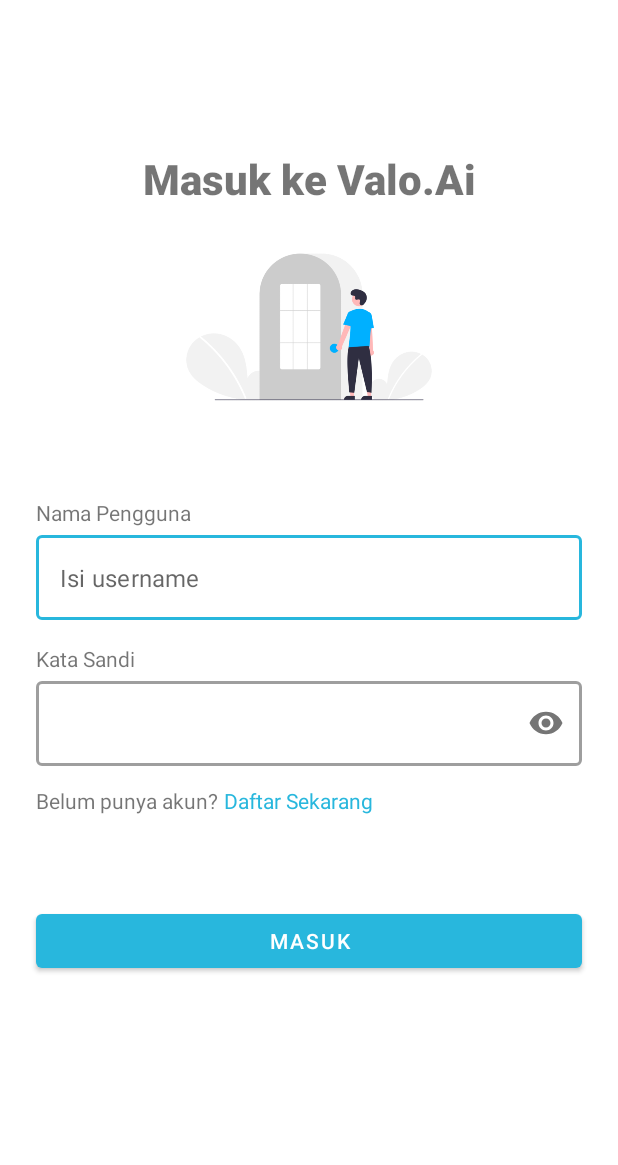
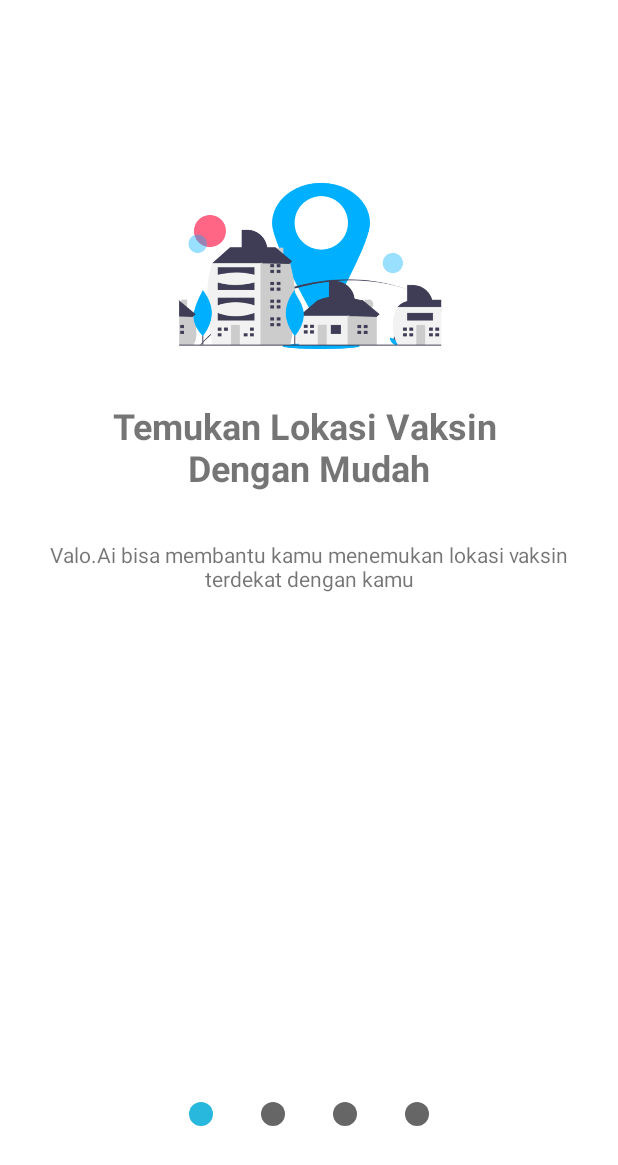
Before and after one commit to mutakin-san/valo.ai, an Android app: the screen it shows after launch (MainActivity before the commit, OnBoardingActivity after it), on a phone screen of 412 x 824 dp. Shown: the top 1165 px of the screen. Run offline under Robolectric (Android 15) with nearby library versions, the phone set to English and light mode, and no system bars.

Commit message:
Create OnBoardingActivity.kt with Data Store Preference

```diff
--- a/app/src/main/java/com/capstone/valoai/MainActivity.kt
+++ /dev/null
@@ -1,11 +0,0 @@
-package com.capstone.valoai
-
-import androidx.appcompat.app.AppCompatActivity
-import android.os.Bundle
-
-class MainActivity : AppCompatActivity() {
-    override fun onCreate(savedInstanceState: Bundle?) {
-        super.onCreate(savedInstanceState)
-        setContentView(R.layout.login_layout)
-    }
-}
--- /dev/null
+++ b/app/src/main/java/com/capstone/valoai/data/local/OnBoardPref.kt
@@ -0,0 +1,39 @@
+package com.capstone.valoai.data.local
+
+import android.content.Context
+import androidx.datastore.core.DataStore
+import androidx.datastore.preferences.core.Preferences
+import androidx.datastore.preferences.core.booleanPreferencesKey
+import androidx.datastore.preferences.core.edit
+import androidx.datastore.preferences.core.emptyPreferences
+import androidx.datastore.preferences.preferencesDataStore
+import kotlinx.coroutines.flow.catch
+import kotlinx.coroutines.flow.map
+import java.io.IOException
+
+
+private const val ONBOARD_PREF = "onboard_pref"
+val Context.datastore by preferencesDataStore(name = ONBOARD_PREF)
+
+class OnBoardPref(private val datastore: DataStore<Preferences>) {
+    private val isFirstLaunched = booleanPreferencesKey(("is_first_launched"))
+
+    val launchStatus
+        get() = datastore.data.catch { exception ->
+            if (exception is IOException) {
+                emit(emptyPreferences())
+            } else {
+                throw exception
+            }
+        }.map { preferences ->
+            preferences[isFirstLaunched] ?: true
+        }
+
+
+    suspend fun updateIsFirstLaunchedToFalse() {
+        datastore.edit { preferences ->
+            preferences[isFirstLaunched] = false
+        }
+    }
+
+}
--- /dev/null
+++ b/app/src/main/java/com/capstone/valoai/data/models/OnBoardingModel.kt
@@ -0,0 +1,8 @@
+package com.capstone.valoai.data.models
+
+import android.os.Parcelable
+import kotlinx.parcelize.Parcelize
+
+@Parcelize
+data class OnBoardingModel(val imageId: Int, val title: String, val description: String) :
+    Parcelable
--- /dev/null
+++ b/app/src/main/java/com/capstone/valoai/ui/MainActivity.kt
@@ -0,0 +1,36 @@
+package com.capstone.valoai.ui
+
+import android.content.Intent
+import androidx.appcompat.app.AppCompatActivity
+import android.os.Bundle
+import androidx.lifecycle.lifecycleScope
+import com.capstone.valoai.R
+import com.capstone.valoai.data.local.OnBoardPref
+import com.capstone.valoai.data.local.datastore
+import kotlinx.coroutines.flow.collectLatest
+import kotlinx.coroutines.launch
+
+class MainActivity : AppCompatActivity() {
+    private val onBoardPref: OnBoardPref by lazy {
+        OnBoardPref(this.datastore)
+    }
+    override fun onCreate(savedInstanceState: Bundle?) {
+        super.onCreate(savedInstanceState)
+        lifecycleScope.launch {
+            onBoardPref.launchStatus.collectLatest { status ->
+                if(status) {
+                    val intent = Intent(this@MainActivity, OnBoardingActivity::class.java)
+                    intent.addFlags(Intent.FLAG_ACTIVITY_CLEAR_TOP or Intent.FLAG_ACTIVITY_NEW_TASK)
+                    intent.addFlags(Intent.FLAG_ACTIVITY_CLEAR_TASK)
+                    startActivity(intent)
+                    onBoardPref.updateIsFirstLaunchedToFalse()
+                    finish()
+                }
+            }
+        }
+
+
+
+        setContentView(R.layout.login_layout)
+    }
+}
--- /dev/null
+++ b/app/src/main/java/com/capstone/valoai/ui/OnBoardingActivity.kt
@@ -0,0 +1,66 @@
+package com.capstone.valoai.ui
+
+import android.content.Intent
+import android.graphics.Color
+import android.os.Bundle
+import android.util.Log
+import android.view.View
+import androidx.appcompat.app.AppCompatActivity
+import androidx.core.content.res.ResourcesCompat
+import androidx.viewpager2.widget.ViewPager2
+import com.capstone.valoai.R
+import com.capstone.valoai.databinding.ActivityOnBoardingBinding
+import com.capstone.valoai.ui.fragments.OnBoardingAdapter
+import com.google.android.material.tabs.TabLayoutMediator
+
+class OnBoardingActivity : AppCompatActivity() {
+
+    private lateinit var binding: ActivityOnBoardingBinding
+    private val pageChangeCallback = object : ViewPager2.OnPageChangeCallback() {
+        override fun onPageSelected(position: Int) {
+            if (position == OnBoardingAdapter.pages.size - 1){
+                binding.dotIndicators.visibility = View.GONE
+                binding.btnGetStarted.visibility = View.VISIBLE
+            }else {
+                binding.dotIndicators.visibility = View.VISIBLE
+                binding.btnGetStarted.visibility = View.GONE
+            }
+        }
+    }
+    override fun onCreate(savedInstanceState: Bundle?) {
+        super.onCreate(savedInstanceState)
+
+        window.statusBarColor = Color.TRANSPARENT
+
+        binding = ActivityOnBoardingBinding.inflate(layoutInflater)
+
+        setContentView(binding.root)
+
+
+        binding.onboardingViewPager.adapter = OnBoardingAdapter(this, OnBoardingAdapter.pages.size)
+        binding.onboardingViewPager.registerOnPageChangeCallback(pageChangeCallback)
+        TabLayoutMediator(binding.dotIndicators, binding.onboardingViewPager) { tab, _ ->
+            tab.icon = ResourcesCompat.getDrawable(resources, R.drawable.default_dot_indicator, null)
+            if(tab.isSelected){
+                tab.icon = ResourcesCompat.getDrawable(resources, R.drawable.active_dot_indicator, null)
+            }
+        }.attach()
+
+
+        binding.btnGetStarted.setOnClickListener {
+            val intent = Intent(this@OnBoardingActivity, MainActivity::class.java)
+            intent.addFlags(Intent.FLAG_ACTIVITY_CLEAR_TOP or Intent.FLAG_ACTIVITY_NEW_TASK)
+            intent.addFlags(Intent.FLAG_ACTIVITY_CLEAR_TASK)
+            startActivity(intent)
+            finish()
+        }
+
+
+    }
+
+
+    override fun onDestroy() {
+        super.onDestroy()
+        binding.onboardingViewPager.unregisterOnPageChangeCallback(pageChangeCallback)
+    }
+}
--- a/app/src/main/java/com/capstone/valoai/SplashScreenActivity.kt
+++ b/app/src/main/java/com/capstone/valoai/ui/SplashScreenActivity.kt
@@ -1,4 +1,4 @@
-package com.capstone.valoai
+package com.capstone.valoai.ui
 
 import android.annotation.SuppressLint
 import android.content.Intent
--- /dev/null
+++ b/app/src/main/java/com/capstone/valoai/ui/fragments/OnBoardingAdapter.kt
@@ -0,0 +1,48 @@
+package com.capstone.valoai.ui.fragments
+
+import androidx.appcompat.app.AppCompatActivity
+import androidx.fragment.app.Fragment
+import androidx.viewpager2.adapter.FragmentStateAdapter
+import com.capstone.valoai.R
+import com.capstone.valoai.data.models.OnBoardingModel
+
+class OnBoardingAdapter(activity: AppCompatActivity, private val itemsCount: Int) :
+    FragmentStateAdapter(activity) {
+    companion object {
+
+        val pages: List<OnBoardingModel> = listOf(
+            OnBoardingModel(
+                R.drawable.page1,
+                "Temukan Lokasi Vaksin \n" +
+                        "Dengan Mudah",
+                "Valo.Ai bisa membantu kamu menemukan lokasi vaksin terdekat dengan kamu"
+            ),
+            OnBoardingModel(
+                R.drawable.page2,
+                "Rekomendasi jenis Vaksin\n" +
+                        "yang cocok buat kamu",
+                "Valo.Ai bisa membantu kamu mengetahui\n" +
+                        "jenis vaksin yang cocok buat kamu dan menemukan lokasi vaksin yang sesuai rekomendasi."
+            ),
+            OnBoardingModel(
+                R.drawable.page3,
+                "Menampilkan lokasi vaksin\n" +
+                        "dengan map",
+                "Valo.Ai bisa membantu kamu melihat lokasi pada map."
+            ),
+            OnBoardingModel(
+                R.drawable.ic_logo,
+                "Selamat Datang\nDi Valo.Ai",
+                ""
+            ),
+        )
+    }
+
+    override fun getItemCount(): Int {
+        return itemsCount
+    }
+
+    override fun createFragment(position: Int): Fragment {
+        return OnBoardingItemFragment.newInstance(pages[position])
+    }
+}
--- /dev/null
+++ b/app/src/main/java/com/capstone/valoai/ui/fragments/OnBoardingItemFragment.kt
@@ -0,0 +1,63 @@
+package com.capstone.valoai.ui.fragments
+
+import android.graphics.drawable.Drawable
+import android.os.Bundle
+import android.view.LayoutInflater
+import android.view.View
+import android.view.ViewGroup
+import android.widget.TextView
+import androidx.core.content.res.ResourcesCompat
+import androidx.fragment.app.Fragment
+import com.capstone.valoai.R
+import com.capstone.valoai.data.models.OnBoardingModel
+import com.capstone.valoai.databinding.FragmentOnboardingItemBinding
+
+private const val PAGE = "page"
+
+class OnBoardingItemFragment : Fragment() {
+
+    private lateinit var binding: FragmentOnboardingItemBinding
+
+    private var page: OnBoardingModel? = null
+
+
+    private fun getDrawable(id: Int): Drawable? {
+        return ResourcesCompat.getDrawable(resources, id, null)
+    }
+
+    override fun onCreate(savedInstanceState: Bundle?) {
+        super.onCreate(savedInstanceState)
+        arguments?.let {
+            page = it.getParcelable(PAGE)
+        }
+    }
+
+    override fun onCreateView(
+        inflater: LayoutInflater, container: ViewGroup?,
+        savedInstanceState: Bundle?
+    ): View {
+        binding = FragmentOnboardingItemBinding.inflate(inflater)
+        return binding.root
+    }
+
+    override fun onViewCreated(view: View, savedInstanceState: Bundle?) {
+        super.onViewCreated(view, savedInstanceState)
+
+
+        binding.title.text = page?.title
+        binding.description.text = page?.description
+        binding.illustration.setImageDrawable(page?.imageId?.let { getDrawable(it) })
+
+    }
+
+    companion object {
+
+        @JvmStatic
+        fun newInstance(page: OnBoardingModel) =
+            OnBoardingItemFragment().apply {
+                arguments = Bundle().apply {
+                    putParcelable(PAGE, page)
+                }
+            }
+    }
+}
--- /dev/null
+++ b/app/src/main/res/drawable/active_dot_indicator.xml
@@ -0,0 +1,6 @@
+<?xml version="1.0" encoding="utf-8"?>
+<shape xmlns:android="http://schemas.android.com/apk/res/android">
+    <solid android:color="?attr/colorPrimary" />
+    <corners android:radius="32dp" />
+    <size android:width="16dp" android:height="16dp" />
+</shape>
--- /dev/null
+++ b/app/src/main/res/drawable/default_dot_indicator.xml
@@ -0,0 +1,6 @@
+<?xml version="1.0" encoding="utf-8"?>
+<shape xmlns:android="http://schemas.android.com/apk/res/android">
+    <solid android:color="@android:color/darker_gray" />
+    <corners android:radius="32dp" />
+    <size android:width="16dp" android:height="16dp" />
+</shape>
--- a/app/src/main/res/layout/activity_main.xml
+++ b/app/src/main/res/layout/activity_main.xml
@@ -4,7 +4,7 @@
     xmlns:tools="http://schemas.android.com/tools"
     android:layout_width="match_parent"
     android:layout_height="match_parent"
-    tools:context=".MainActivity">
+    tools:context=".ui.MainActivity">
 
     <TextView
         android:layout_width="wrap_content"
--- /dev/null
+++ b/app/src/main/res/layout/activity_on_boarding.xml
@@ -0,0 +1,40 @@
+<?xml version="1.0" encoding="utf-8"?>
+<LinearLayout xmlns:android="http://schemas.android.com/apk/res/android"
+    xmlns:app="http://schemas.android.com/apk/res-auto"
+    xmlns:tools="http://schemas.android.com/tools"
+    android:layout_width="match_parent"
+    android:layout_height="match_parent"
+    android:orientation="vertical"
+    tools:context=".ui.OnBoardingActivity">
+
+    <androidx.viewpager2.widget.ViewPager2
+        android:id="@+id/onboarding_view_pager"
+        android:layout_width="match_parent"
+        android:layout_height="0dp"
+        android:layout_weight="4"/>
+
+
+    <com.google.android.material.tabs.TabLayout
+        android:id="@+id/dot_indicators"
+        android:layout_width="wrap_content"
+        android:layout_gravity="center"
+        android:layout_height="0dp"
+        android:layout_weight="1"
+        android:layout_marginTop="16dp"
+        app:tabRippleColor="@android:color/transparent"
+        android:background="@android:color/transparent"
+        app:tabIndicatorColor="@android:color/transparent" />
+
+
+    <Button
+        android:id="@+id/btn_get_started"
+        android:layout_width="match_parent"
+        android:layout_height="55dp"
+        android:visibility="gone"
+        android:text="@string/get_started"
+        android:layout_marginBottom="24dp"
+        android:layout_marginHorizontal="24dp" />
+
+
+
+</LinearLayout>
--- /dev/null
+++ b/app/src/main/res/layout/fragment_onboarding_item.xml
@@ -0,0 +1,50 @@
+<?xml version="1.0" encoding="utf-8"?>
+<androidx.constraintlayout.widget.ConstraintLayout xmlns:android="http://schemas.android.com/apk/res/android"
+    xmlns:app="http://schemas.android.com/apk/res-auto"
+    xmlns:tools="http://schemas.android.com/tools"
+    android:layout_width="match_parent"
+    android:layout_height="match_parent"
+    tools:context=".ui.fragments.OnBoardingItemFragment">
+
+
+    <ImageView
+        android:id="@+id/illustration"
+        android:layout_width="250dp"
+        android:layout_height="160dp"
+        app:layout_constraintBottom_toBottomOf="parent"
+        app:layout_constraintEnd_toEndOf="parent"
+        app:layout_constraintStart_toStartOf="parent"
+        app:layout_constraintTop_toTopOf="parent"
+        app:layout_constraintVertical_bias="0.19999999"
+        tools:src="@drawable/page1" />
+
+    <TextView
+        android:id="@+id/title"
+        android:layout_width="0dp"
+        android:textAlignment="center"
+        android:layout_height="wrap_content"
+        android:layout_marginStart="24dp"
+        android:layout_marginEnd="24dp"
+        tools:text="Title"
+        android:textSize="24sp"
+        android:textStyle="bold"
+        android:layout_marginTop="10dp"
+        app:layout_constraintEnd_toEndOf="parent"
+        app:layout_constraintStart_toStartOf="parent"
+        app:layout_constraintTop_toBottomOf="@+id/illustration" />
+
+    <TextView
+        android:id="@+id/description"
+        android:layout_width="0dp"
+        android:layout_height="wrap_content"
+        android:layout_marginStart="24dp"
+        android:textAlignment="center"
+        android:layout_marginTop="32dp"
+        android:layout_marginEnd="24dp"
+        tools:text="TextView"
+        app:layout_constraintEnd_toEndOf="parent"
+        app:layout_constraintStart_toStartOf="parent"
+        app:layout_constraintTop_toBottomOf="@+id/title" />
+
+
+</androidx.constraintlayout.widget.ConstraintLayout>
--- a/app/src/main/res/values/strings.xml
+++ b/app/src/main/res/values/strings.xml
@@ -7,4 +7,5 @@
     <string name="btn_to_register_text">Daftar Sekarang</string>
     <string name="login">Masuk</string>
     <string name="does_not_have_an_account">Belum punya akun?</string>
+    <string name="get_started">Mulai Sekarang</string>
 </resources>
```
Also changed, not shown: app/build.gradle (+13 -0 lines), app/src/main/AndroidManifest.xml (+8 -6 lines), app/src/main/res/drawable/page1.png (added), app/src/main/res/drawable/page2.png (added), app/src/main/res/drawable/page3.png (added).
